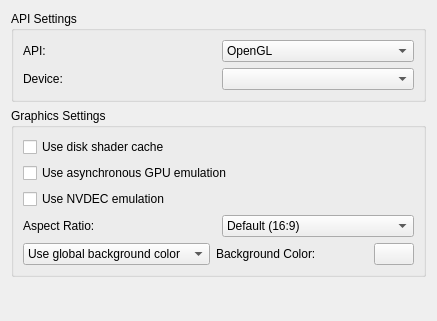
The window that src/yuzu/configuration/configure_graphics.ui (QuantumGhost/yuzu) describes before a commit, drawn with Qt 5.
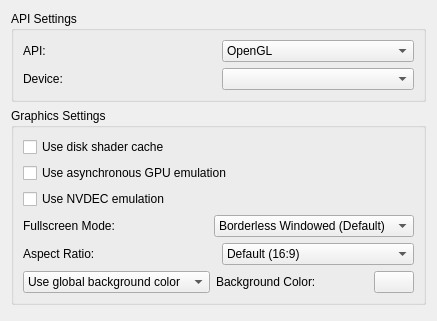
The same window after the commit.

Diff of the .ui file:
```diff
--- a/src/yuzu/configuration/configure_graphics.ui
+++ b/src/yuzu/configuration/configure_graphics.ui
@@ -104,6 +104,45 @@
           </property>
          </widget>
         </item>
+        <item>
+         <widget class="QWidget" name="fullscreen_mode_layout" native="true">
+          <layout class="QHBoxLayout" name="horizontalLayout_1">
+           <property name="leftMargin">
+            <number>0</number>
+           </property>
+           <property name="topMargin">
+            <number>0</number>
+           </property>
+           <property name="rightMargin">
+            <number>0</number>
+           </property>
+           <property name="bottomMargin">
+            <number>0</number>
+           </property>
+           <item>
+            <widget class="QLabel" name="fullscreen_mode_label">
+             <property name="text">
+              <string>Fullscreen Mode:</string>
+             </property>
+            </widget>
+           </item>
+           <item>
+            <widget class="QComboBox" name="fullscreen_mode_combobox">
+             <item>
+              <property name="text">
+               <string>Borderless Windowed (Default)</string>
+              </property>
+             </item>
+             <item>
+              <property name="text">
+               <string>Exclusive Fullscreen</string>
+              </property>
+             </item>
+            </widget>
+           </item>
+          </layout>
+         </widget>
+        </item>
         <item>
          <widget class="QWidget" name="aspect_ratio_layout" native="true">
           <layout class="QHBoxLayout" name="horizontalLayout_6">
```
Left out of the diff: 2 changed lines with no effect on the pictures.
